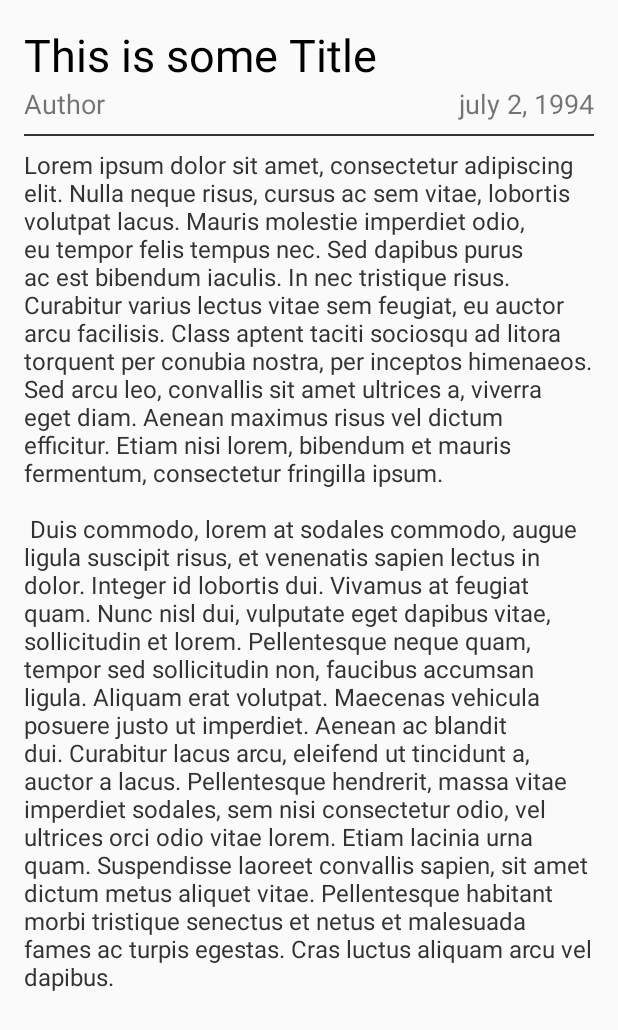
After one commit to Shelo/MokaIdea, an Android app: the layout fragment_idea.xml on its own in the app's theme, with its tools: preview values and no code run, on a phone screen of 412 x 824 dp. The commit adds this screen. Shown: the top 1030 px of the screen. Run offline under Robolectric (Android 15) with nearby library versions, the phone set to English and light mode, and no system bars.

Commit message:
Update Idea Wrapper.

```diff
--- a/app/src/main/AndroidManifest.xml
+++ b/app/src/main/AndroidManifest.xml
@@ -9,12 +9,12 @@
         android:icon="@drawable/ic_launcher"
         android:label="@string/app_name"
         android:theme="@style/AppTheme" >
-
         <activity
             android:name=".LoginActivity"
             android:label="@string/title_activity_login" >
             <intent-filter>
                 <action android:name="android.intent.action.MAIN" />
+
                 <category android:name="android.intent.category.LAUNCHER" />
             </intent-filter>
         </activity>
--- a/app/src/main/java/com/mokadev/mokaidea/RepoManager.java
+++ b/app/src/main/java/com/mokadev/mokaidea/RepoManager.java
@@ -22,7 +22,6 @@ public class RepoManager extends ArrayList<Repository> {
     private IdeaListFragment.IdeaAdapter ideaAdapter;
 
     private RepoManager() {
-
 
         // Debug
         //populateDefault();
--- /dev/null
+++ b/app/src/main/res/layout/fragment_idea.xml
@@ -0,0 +1,66 @@
+<LinearLayout
+    xmlns:android="http://schemas.android.com/apk/res/android"
+    xmlns:tools="http://schemas.android.com/tools"
+    android:orientation="vertical"
+    android:layout_width="match_parent"
+    android:layout_height="match_parent"
+    android:paddingLeft="@dimen/activity_horizontal_margin"
+    android:paddingRight="@dimen/activity_horizontal_margin"
+    android:paddingTop="@dimen/activity_vertical_margin"
+    android:paddingBottom="@dimen/activity_vertical_margin"
+    tools:context="com.mokadev.mokaidea.IdeaFragment">
+
+    <TextView
+        android:layout_width="match_parent"
+        android:layout_height="wrap_content"
+        android:textSize="30sp"
+        android:textColor="@color/fragment_idea_title_color"
+        android:text="@string/fragment_idea_dummy_idea_title"
+        android:id="@+id/title" />
+
+    <LinearLayout
+        android:orientation="horizontal"
+        android:layout_width="match_parent"
+        android:layout_height="wrap_content">
+
+        <TextView
+            android:layout_width="wrap_content"
+            android:textSize="18sp"
+            android:layout_height="wrap_content"
+            android:text="@string/fragment_idea_dummy_author"
+            android:id="@+id/author" />
+
+        <TextView
+            android:textSize="18sp"
+            android:layout_width="0dp"
+            android:layout_height="wrap_content"
+            android:text="@string/fragment_idea_dummy_date"
+            android:layout_weight="1"
+            android:gravity="end"
+            android:id="@+id/date" />
+
+    </LinearLayout>
+
+    <View
+        android:layout_width="match_parent"
+        android:background="#333333"
+        android:layout_marginBottom="8dp"
+        android:layout_marginTop="8dp"
+        android:layout_height="1dp"/>
+
+    <ScrollView
+        android:layout_width="match_parent"
+        android:layout_height="0dp"
+        android:layout_weight="1" >
+
+        <TextView
+            android:layout_width="wrap_content"
+            android:layout_height="wrap_content"
+            android:text="@string/lorem_ipsum"
+            android:textSize="16sp"
+            android:textColor="@color/fragment_idea_description_color"
+            android:id="@+id/description" />
+
+    </ScrollView>
+
+</LinearLayout>
--- a/app/src/main/res/values/colors.xml
+++ b/app/src/main/res/values/colors.xml
@@ -4,5 +4,7 @@
     <color name="title_color">#000000</color>
     <color name="text_color">#333333</color>
     <color name="spinner_repo_text_color">#E6E6E6</color>
+    <color name="fragment_idea_title_color">#000000</color>
+    <color name="fragment_idea_description_color">#333333</color>
 
 </resources>
--- a/app/src/main/res/values/dimens.xml
+++ b/app/src/main/res/values/dimens.xml
@@ -1,3 +1,4 @@
+<?xml version="1.0" encoding="utf-8"?>
 <resources>
 
     <dimen name="login_layout_padding">32dp</dimen>
@@ -9,5 +10,8 @@
     <dimen name="idea_item_padding">8dp</dimen>
     <dimen name="idea_item_title_text_size">20sp</dimen>
     <dimen name="idea_item_desc_text_size">16sp</dimen>
+    <dimen name="activity_horizontal_margin">16dp</dimen>
+    <dimen name="activity_vertical_margin">16dp</dimen>
+    <dimen name="fragment_idea_title_margin_bottom">8dp</dimen>
 
 </resources>
--- a/app/src/main/res/values/ids.xml
+++ b/app/src/main/res/values/ids.xml
@@ -1,4 +1,6 @@
 <?xml version="1.0" encoding="utf-8"?>
 <resources>
-    <item name="toast_string" type="id">Chupalo rodolfo!</item>
+
+    <item name="ideas_view_pager" type="id" />
+
 </resources>
--- a/app/src/main/res/values/strings.xml
+++ b/app/src/main/res/values/strings.xml
@@ -11,5 +11,10 @@
     <string name="toast_string">8===========D</string>
     <string name="dev_idea_item_title">Pichula</string>
     <string name="dev_idea_item_desc">Anal</string>
+    <string name="title_activity_idea_fragment">IdeaFragment</string>
+    <string name="fragment_idea_dummy_idea_title">This is some Title</string>
+    <string name="fragment_idea_dummy_author">Author</string>
+    <string name="fragment_idea_dummy_date">july 2, 1994</string>
+    <string name="lorem_ipsum">Lorem ipsum dolor sit amet, consectetur adipiscing elit. Nulla neque risus, cursus ac sem vitae, lobortis volutpat lacus. Mauris molestie imperdiet odio, eu tempor felis tempus nec. Sed dapibus purus ac est bibendum iaculis. In nec tristique risus. Curabitur varius lectus vitae sem feugiat, eu auctor arcu facilisis. Class aptent taciti sociosqu ad litora torquent per conubia nostra, per inceptos himenaeos. Sed arcu leo, convallis sit amet ultrices a, viverra eget diam. Aenean maximus risus vel dictum efficitur. Etiam nisi lorem, bibendum et mauris fermentum, consectetur fringilla ipsum. \n\n Duis commodo, lorem at sodales commodo, augue ligula suscipit risus, et venenatis sapien lectus in dolor. Integer id lobortis dui. Vivamus at feugiat quam. Nunc nisl dui, vulputate eget dapibus vitae, sollicitudin et lorem. Pellentesque neque quam, tempor sed sollicitudin non, faucibus accumsan ligula. Aliquam erat volutpat. Maecenas vehicula posuere justo ut imperdiet. Aenean ac blandit dui. Curabitur lacus arcu, eleifend ut tincidunt a, auctor a lacus. Pellentesque hendrerit, massa vitae imperdiet sodales, sem nisi consectetur odio, vel ultrices orci odio vitae lorem. Etiam lacinia urna quam. Suspendisse laoreet convallis sapien, sit amet dictum metus aliquet vitae. Pellentesque habitant morbi tristique senectus et netus et malesuada fames ac turpis egestas. Cras luctus aliquam arcu vel dapibus.</string>
 
 </resources>
```
Also changed, not shown: app/src/main/java/com/mokadev/mokaidea/Idea.java (+31 -6 lines), app/src/main/java/com/mokadev/mokaidea/IdeaFragment.java (added, +47 -0 lines), app/src/main/java/com/mokadev/mokaidea/IdeasViewPager.java (added, +46 -0 lines), app/src/main/java/com/mokadev/mokaidea/Repository.java (+7 -0 lines).
